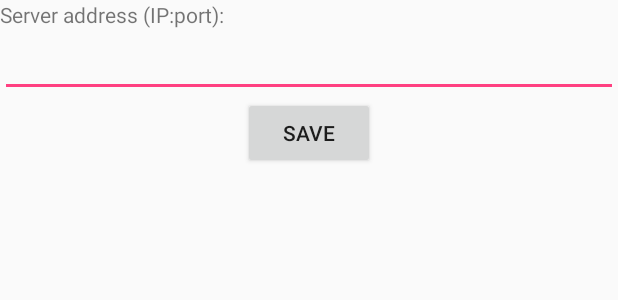
After one commit to lekd/MultiTouchHandler, an Android app: the layout server_address_dlg.xml on its own in the app's theme, with its tools: preview values and no code run, on a phone screen of 412 x 824 dp. The commit adds this screen. Shown: the top 300 px of the screen. Run offline under Robolectric (Android 15) with nearby library versions, the phone set to English and light mode, and no system bars.

Commit message:
Add a dialog to enter server address

```diff
--- /dev/null
+++ b/app/src/main/res/layout/server_address_dlg.xml
@@ -0,0 +1,29 @@
+<?xml version="1.0" encoding="utf-8"?>
+<RelativeLayout xmlns:android="http://schemas.android.com/apk/res/android"
+    android:layout_width="match_parent" android:layout_height="match_parent">
+    <LinearLayout
+        android:id="@+id/serverDlg_controlContainers"
+        android:layout_width="match_parent"
+        android:layout_height="wrap_content"
+        android:orientation="vertical">
+        <TextView
+            android:id="@+id/serverDlg_tvLabel"
+            android:layout_width="match_parent"
+            android:layout_height="wrap_content"
+            android:text="Server address (IP:port):"/>
+        <EditText
+            android:id="@+id/serverDlg_editAddress"
+            android:layout_width="match_parent"
+            android:layout_height="wrap_content" />
+        <RelativeLayout
+            android:layout_width="match_parent"
+            android:layout_height="wrap_content">
+            <Button
+                android:id="@+id/serverDlg_btnSave"
+                android:layout_width="wrap_content"
+                android:layout_height="wrap_content"
+                android:text="Save"
+                android:layout_centerInParent="true"/>
+        </RelativeLayout>
+    </LinearLayout>
+</RelativeLayout>
```
Also changed, not shown: app/src/main/java/com/example/lkduy/multitouchhandler/MainActivity.java (+43 -2 lines).
